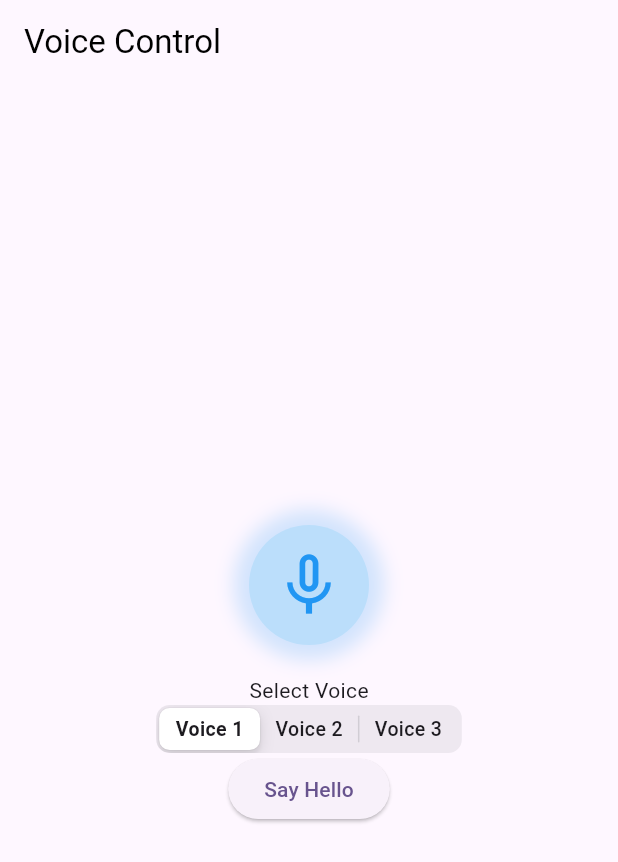
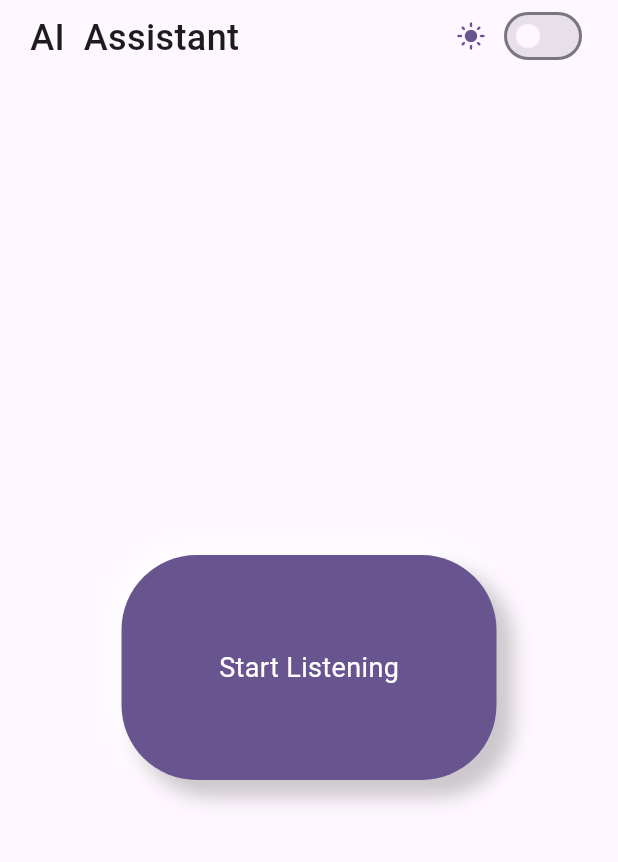
Before and after one commit to HaseebKahn365/ai_es, a Flutter app: the screen it shows after launch, on a phone screen of 412 x 824 dp. Shown: the top 862 px of the screen. Run offline on Flutter 3.47's test engine with Material 3 defaults, Android fonts, the phone set to English and light mode, and no system bars; our stand-ins replace flutter_tts, speech_to_text; Roboto replaces fonts that are missing (Segoe UI, Segoe UI, Arial, sans-serif).

Commit message:
new provider based architecture

```diff
--- a/lib/local_host_service.dart
+++ b/lib/local_host_service.dart
@@ -1,201 +1,265 @@
-import 'dart:convert';
+import 'package:ai_es/ai_provider.dart';
+import 'package:ai_es/main.dart';
+import 'package:flutter/material.dart';
+import 'package:provider/provider.dart';
 
-import 'package:flutter/cupertino.dart';
-import 'package:flutter/material.dart';
-import 'package:flutter_tts/flutter_tts.dart';
-import 'package:http/http.dart' as http;
-import 'package:speech_to_text/speech_to_text.dart' as stt;
-
-FlutterTts flutterTts = FlutterTts();
-
-class VoiceControlApp extends StatefulWidget {
-  const VoiceControlApp({super.key});
-  @override
-  State<VoiceControlApp> createState() => _VoiceControlAppState();
-}
-
-class _VoiceControlAppState extends State<VoiceControlApp> {
-  final stt.SpeechToText _speech = stt.SpeechToText();
-  bool _isListening = false;
-  String _text = '';
-  String _error = '';
-
-  final String _serverUrl = 'http://192.168.149.254:5000/voice-command';
-
-  Future<void> _listen() async {
-    if (!_isListening) {
-      bool available = await _speech.initialize();
-      if (available) {
-        setState(() => _isListening = true);
-        _speech.listen(
-          onResult: (result) => setState(() => _text = result.recognizedWords),
-          cancelOnError: true,
-        );
-      }
-    } else {
-      setState(() => _isListening = false);
-      _speech.stop();
-      // Wait a moment then send the final text
-      await Future.delayed(const Duration(milliseconds: 500));
-      if (_text.isNotEmpty) {
-        await _sendCommand(_text);
-      }
-    }
-  }
-
-  Future<void> _sendCommand(String command) async {
-    try {
-      final response = await http.post(Uri.parse(_serverUrl), body: {'command': command});
-
-      if (response.statusCode != 200) {
-        setState(() => _error = 'Error: ${response.statusCode}');
-      }
-
-      setState(() {
-        recievedResp = response.body;
-        // parse the body as json and then look for 'message' key
-        words = json.decode(response.body)['message'];
-        if (words.length > 100) {
-          words = words.substring(0, 100);
-        }
-      });
-      await flutterTts.speak(words);
-    } catch (e) {
-      setState(() => _error = e.toString());
-    }
-  }
-
-  String recievedResp = '';
-  String words = '';
+class VoiceControlScreen extends StatelessWidget {
+  const VoiceControlScreen({super.key});
 
   @override
   Widget build(BuildContext context) {
+    return Consumer<AIAssistantProvider>(
+      builder: (context, aiProvider, _) {
         return Scaffold(
-      appBar: AppBar(
-        title: const Text('Voice Control'),
-        elevation: 0,
-        backgroundColor: Colors.transparent,
-        foregroundColor: Colors.black,
+          body: SafeArea(
+            child: Padding(
+              padding: const EdgeInsets.symmetric(horizontal: 20),
+              child: Stack(
+                children: [
+                  //on the left side should be the title of the app ie. Home Assistant
+                  Positioned(
+                    top: 0,
+                    left: 0,
+                    child: Padding(
+                      padding: const EdgeInsets.only(top: 8.0),
+                      child: Row(
+                        children: [
+                          const Text(
+                            'AI  Assistant',
+                            style: TextStyle(
+                              fontSize: 24,
+                              fontWeight: FontWeight.w500,
                             ),
-      body: Center(
+                          ),
+                          const SizedBox(width: 10),
+                          aiProvider.isLoading
+                              ? const SizedBox(
+                                  width: 10,
+                                  height: 10,
+                                  child: CircularProgressIndicator(
+                                    strokeWidth: 1,
+                                  ),
+                                )
+                              : const SizedBox.shrink(),
+                        ],
+                      ),
+                    ),
+                  ),
+                  //button to toggle the theme
+                  const Positioned(
+                      //top center
+                      top: 0,
+                      right: 0,
+                      child: Center(child: ThemeChanger())),
+                  // Loading State
+                  // if (aiProvider.isLoading)
+                  //   Positioned(
+                  //     left: MediaQuery.of(context).size.width / 2 - 20,
+                  //     top: 0,
+                  //     child: const Center(
+                  //       child: CircularProgressIndicator(),
+                  //     ),
+                  //   ),
+
+                  // Text Display
+                  Center(
                     child: Column(
                       mainAxisAlignment: MainAxisAlignment.center,
                       children: [
-            if (_text.isNotEmpty)
-              Padding(
-                padding: const EdgeInsets.all(20),
+                        Container(
+                          padding: const EdgeInsets.all(16),
+                          width: double.infinity,
                           child: Text(
-                  _text,
+                            aiProvider.text.isEmpty ? '' : aiProvider.text,
                             style: const TextStyle(
                               fontSize: 24,
-                    fontWeight: FontWeight.w300,
+                              fontWeight: FontWeight.w200,
+                              letterSpacing: 1.2,
                             ),
                             textAlign: TextAlign.center,
                           ),
                         ),
-            if (_error.isNotEmpty) Text(_error, style: const TextStyle(color: Colors.red)),
-            const SizedBox(height: 40),
-            GestureDetector(
-              onTap: _listen,
-              child: AnimatedContainer(
-                duration: const Duration(milliseconds: 500),
-                height: _isListening ? 150 : 80,
-                width: _isListening ? 150 : 80,
-                decoration: BoxDecoration(
-                  color: _isListening ? Colors.red.shade100 : Colors.blue.shade100,
-                  shape: BoxShape.circle,
-                  boxShadow: [
-                    BoxShadow(
-                      color: _isListening ? Colors.red.withOpacity(0.2) : Colors.blue.withOpacity(0.2),
-                      spreadRadius: 10,
-                      blurRadius: 10,
-                    )
+                        // create a stylish button to start listening but make sure to use animated container and gesture detector
+                        const ListeningButton(),
                       ],
                     ),
-                child: Icon(
-                  _isListening ? Icons.mic : Icons.mic_none,
-                  color: _isListening ? Colors.red : Colors.blue,
-                  size: 50,
+                  ),
+
+                  // Error Display
+                  if (aiProvider.error.isNotEmpty)
+                    Positioned(
+                      bottom: 20, // Position at the bottom
+                      left: 20, // Add left padding
+                      right: 20, // Add right padding to constrain width
+                      child: Container(
+                        padding: const EdgeInsets.all(8),
+                        constraints: const BoxConstraints(maxWidth: 300), // Limit width
+                        child: Text(
+                          aiProvider.error,
+                          style: const TextStyle(
+                            color: Colors.red,
+                            fontSize: 16,
+                          ),
+                          textAlign: TextAlign.center,
+                          softWrap: true, // Enable text wrapping
+                          overflow: TextOverflow.visible, // Show all text
                         ),
                       ),
                     ),
-            if (recievedResp.isNotEmpty)
-              Padding(
-                padding: const EdgeInsets.all(20),
-                child: Text(
-                  recievedResp,
-                  style: const TextStyle(
-                    fontSize: 14,
-                    fontWeight: FontWeight.w300,
-                  ),
-                  textAlign: TextAlign.center,
-                ),
-              ),
-
-            //a segmented button to select voice using popup menu and say "Hello this is demo voice for selected voice"
-
-            const SegmentedControlDemo(),
                 ],
               ),
             ),
+          ),
+          // floatingActionButton: FloatingActionButton(
+          //   onPressed: () {
+          //     if (aiProvider.isListening) {
+          //       aiProvider.stopListening();
+          //     } else {
+          //       aiProvider.startListening();
+          //     }
+          //   },
+          //   child: Icon(
+          //     aiProvider.isListening ? Icons.mic : Icons.mic_none,
+          //     color: Colors.white,
+          //   ),
+          // ),
+        );
+      },
     );
   }
 }
 
-class SegmentedControlDemo extends StatefulWidget {
-  const SegmentedControlDemo({super.key});
-
-  @override
-  State<StatefulWidget> createState() => _SegmentedControlDemoState();
-}
-
-class _SegmentedControlDemoState extends State<SegmentedControlDemo> {
-  final Map<int, Widget> children = const <int, Widget>{
-    0: Text('Voice 1'),
-    1: Text('Voice 2'),
-    2: Text('Voice 3'),
-  };
-
-  int _sharedValue = 0;
+class ListeningButton extends StatelessWidget {
+  const ListeningButton({
+    super.key,
+  });
 
   @override
   Widget build(BuildContext context) {
-    return Padding(
-      padding: const EdgeInsets.all(20),
-      child: Column(
-        children: <Widget>[
-          const Text('Select Voice'),
-          CupertinoSlidingSegmentedControl<int>(
-            children: children,
-            onValueChanged: (int? newValue) {
-              // Changed to accept nullable int
-              if (newValue != null) {
-                // Add null check
-                setState(() {
-                  _sharedValue = newValue;
-                });
+    return Consumer<AIAssistantProvider>(
+      builder: (context, aiProvider, child) {
+        return Column(
+          children: [
+            GestureDetector(
+              onTapDown: (_) {
+                if (aiProvider.isListening) {
+                  aiProvider.stopListening();
+                } else {
+                  aiProvider.startListening();
                 }
               },
-            groupValue: _sharedValue,
+              onTapUp: (_) {
+                if (aiProvider.isListening) {
+                  aiProvider.stopListening();
+                }
+              },
+              child: AnimatedContainer(
+                duration: const Duration(milliseconds: 300),
+                margin: aiProvider.isListening ? const EdgeInsets.all(20) : const EdgeInsets.all(12),
+                width: !aiProvider.isListening ? 250 : 150,
+                height: 150,
+                decoration: BoxDecoration(
+                  color: aiProvider.isListening ? Theme.of(context).colorScheme.tertiary : Theme.of(context).colorScheme.primary,
+                  borderRadius: !aiProvider.isListening ? BorderRadius.circular(50) : BorderRadius.circular(75),
+                  boxShadow: aiProvider.isListening
+                      ? [
+                          // Pressed effect - inner shadow only
+                          BoxShadow(
+                            color: Colors.black.withOpacity(0.3),
+                            offset: const Offset(2, 2),
+                            blurRadius: 4,
+                            spreadRadius: -1,
                           ),
-          ElevatedButton(
-            onPressed: () async {
-              await flutterTts.setVoice({"name": "en-us-x-sfg#female_1-local", "locale": "en-US"});
-              Map<String, String> voice;
-              if (_sharedValue == 0) {
-                voice = {"name": "en-us-x-sfg#male_1-local", "locale": "en-US"};
-              } else if (_sharedValue == 1) {
-                voice = {"name": "en-us-x-sfg#male_2-local", "locale": "en-US"};
-              } else {
-                voice = {"name": "en-us-x-sfg#male_3-local", "locale": "en-US"};
-              }
-
-              await flutterTts.speak('Hello this is demo voice for selected voice');
-            },
-            child: const Text('Say Hello'),
+                        ]
+                      : [
+                          // Outer light shadow
+                          BoxShadow(
+                            color: themeProvider.isDarkMode ? Colors.white.withOpacity(0.3) : Colors.white,
+                            offset: const Offset(-4, -4),
+                            blurRadius: 12,
+                            spreadRadius: 1,
+                          ),
+                          // Outer dark shadow
+                          BoxShadow(
+                            color: Colors.black.withOpacity(themeProvider.isDarkMode ? 1 : 0.2),
+                            offset: const Offset(10, 10),
+                            blurRadius: 10,
+                            spreadRadius: 1,
                           ),
                         ],
                 ),
+                child: Center(
+                  child: Row(
+                    mainAxisSize: MainAxisSize.min,
+                    children: [
+                      Text(
+                        textAlign: TextAlign.center,
+                        aiProvider.isListening ? 'Listening...' : 'Start Listening',
+                        style: TextStyle(
+                          color: themeProvider.isDarkMode ? Colors.black : Colors.white,
+                          fontSize: 18,
+                        ),
+                      ),
+                      if (aiProvider.isListening)
+                        Padding(
+                          padding: const EdgeInsets.only(top: 8),
+                          child: Icon(
+                            Icons.mic,
+                            color: themeProvider.isDarkMode ? Colors.black : Colors.white,
+                          ),
+                        ),
+                    ],
+                  ),
+                ),
+              ),
+            ),
+          ],
+        );
+      },
     );
   }
 }
+
+class ThemeChanger extends StatelessWidget {
+  const ThemeChanger({super.key});
+
+  @override
+  Widget build(BuildContext context) {
+    return Consumer<ThemeProvider>(
+      builder: (context, themeProvider, child) {
+        return Row(
+          mainAxisSize: MainAxisSize.min,
+          children: [
+            AnimatedSwitcher(
+              duration: const Duration(milliseconds: 300),
+              transitionBuilder: (Widget child, Animation<double> animation) {
+                return RotationTransition(
+                  turns: animation,
+                  child: ScaleTransition(
+                    scale: animation,
+                    child: child,
+                  ),
+                );
+              },
+              child: Icon(
+                themeProvider.isDarkMode ? Icons.dark_mode : Icons.light_mode,
+                key: ValueKey(themeProvider.isDarkMode),
+                color: Theme.of(context).colorScheme.primary,
+                size: 20,
+              ),
+            ),
+            const SizedBox(width: 8),
+            Switch.adaptive(
+              value: themeProvider.isDarkMode,
+              onChanged: (_) => themeProvider.toggleTheme(),
+              activeColor: Theme.of(context).colorScheme.primary,
+              activeTrackColor: Theme.of(context).colorScheme.primaryContainer,
+              inactiveThumbColor: Theme.of(context).colorScheme.surface,
+              inactiveTrackColor: Theme.of(context).colorScheme.surfaceContainerHighest,
+            ),
+          ],
+        );
+      },
+    );
+  }
+}
--- a/lib/main.dart
+++ b/lib/main.dart
@@ -1,8 +1,20 @@
+import 'package:ai_es/ai_provider.dart';
 import 'package:ai_es/local_host_service.dart';
 import 'package:flutter/material.dart';
+import 'package:provider/provider.dart';
+
+final themeProvider = ThemeProvider();
 
 void main() {
-  runApp(const MyApp());
+  runApp(
+    MultiProvider(
+      providers: [
+        ChangeNotifierProvider(create: (_) => aiProvider),
+        ChangeNotifierProvider(create: (_) => themeProvider),
+      ],
+      child: const MyApp(),
+    ),
+  );
 }
 
 class MyApp extends StatelessWidget {
@@ -10,52 +22,53 @@ class MyApp extends StatelessWidget {
 
   @override
   Widget build(BuildContext context) {
+    // Initialize speech recognition
+    context.read<AIAssistantProvider>().initializeSpeech();
+
+    // Watch theme changes
+    final themeProvider = context.watch<ThemeProvider>();
+
     return MaterialApp(
-      title: 'Flutter Demo',
-      theme: ThemeData(
-        colorScheme: ColorScheme.fromSeed(seedColor: Colors.deepPurple),
-        useMaterial3: true,
-        fontFamily: 'Segoe UI', // Windows system font
-        // Fallback fonts for other platforms
-        textTheme: const TextTheme(
-          bodyMedium: TextStyle(
-            fontFamily: 'Segoe UI, Arial, sans-serif',
-          ),
-        ),
-      ),
-      home: const VoiceControlApp(),
+      title: 'Ai Assistant',
+      theme: themeProvider.themeData,
+      debugShowCheckedModeBanner: false,
+      home: const VoiceControlScreen(),
     );
   }
 }
 
-// class MyHomePage extends StatefulWidget {
-//   const MyHomePage({super.key, required this.title});
+//lets create a theme provider here for selecting the color scheme and dark mode
 
-//   final String title;
+// theme_provider.dart
 
-//   @override
-//   State<MyHomePage> createState() => _MyHomePageState();
-// }
+class ThemeProvider extends ChangeNotifier {
+  bool isDarkMode = false;
+  Color primaryColor = Colors.deepPurple;
 
-// class _MyHomePageState extends State<MyHomePage> {
-//   @override
-//   Widget build(BuildContext context) {
-//     return Scaffold(
-//       appBar: AppBar(
-//         backgroundColor: Theme.of(context).colorScheme.inversePrimary,
-//         title: Text(widget.title),
-//       ),
-//       body: Center(
-//         child: Column(
-//           mainAxisAlignment: MainAxisAlignment.center,
-//           children: <Widget>[
-//             Text(
-//               'AI based embedded system',
-//               style: Theme.of(context).textTheme.headlineMedium,
-//             ),
-//           ],
-//         ),
-//       ),
-//     );
-//   }
-// }
+  ThemeData get themeData {
+    return ThemeData(
+      useMaterial3: true,
+      brightness: isDarkMode ? Brightness.dark : Brightness.light,
+      colorScheme: ColorScheme.fromSeed(
+        seedColor: primaryColor,
+        brightness: isDarkMode ? Brightness.dark : Brightness.light,
+      ),
+      fontFamily: 'Segoe UI',
+      textTheme: const TextTheme(
+        bodyMedium: TextStyle(
+          fontFamily: 'Segoe UI, Arial, sans-serif',
+        ),
+      ),
+    );
+  }
+
+  void toggleTheme() {
+    isDarkMode = !isDarkMode;
+    notifyListeners();
+  }
+
+  void updatePrimaryColor(Color color) {
+    primaryColor = color;
+    notifyListeners();
+  }
+}
--- a/pubspec.yaml
+++ b/pubspec.yaml
@@ -38,6 +38,7 @@ dependencies:
   http: ^1.2.2
   speech_to_text: ^7.0.0
   flutter_tts: ^4.2.0
+  provider: ^6.1.2
 
 dev_dependencies:
   flutter_test:
```
Also changed, not shown: lib/ai_provider.dart (added, +148 -0 lines), pubspec.lock. Lines whose indentation alone changed are shown as unchanged.
